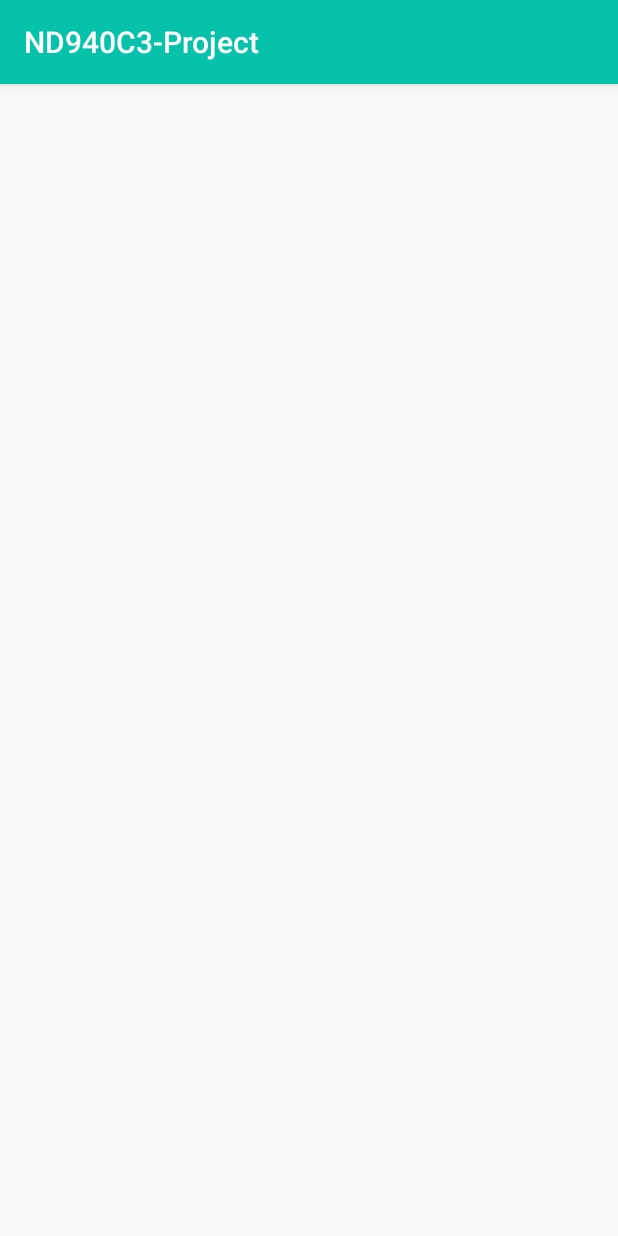
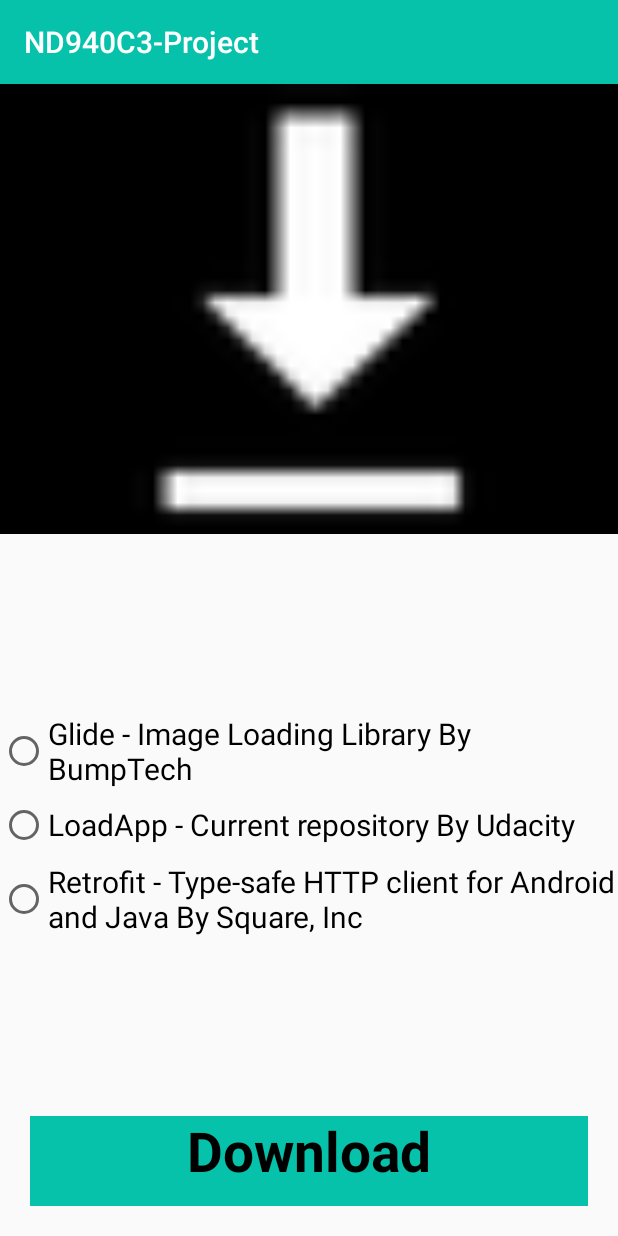
Before and after one commit to k0T0z/load-app, an Android app: the screen it shows after launch (MainActivity), after a tap on an icon or button, on a phone screen of 412 x 824 dp. Run offline under Robolectric (Android 15) with nearby library versions, the phone set to English and light mode, and no system bars.

Commit message:
step 5 is done

```diff
--- a/app/src/main/java/com/udacity/LoadingButton.kt
+++ b/app/src/main/java/com/udacity/LoadingButton.kt
@@ -1,10 +1,13 @@
 package com.udacity
 
+import android.animation.Animator
+import android.animation.AnimatorListenerAdapter
 import android.animation.ValueAnimator
 import android.content.Context
-import android.graphics.Canvas
+import android.graphics.*
 import android.util.AttributeSet
 import android.view.View
+import android.view.animation.DecelerateInterpolator
 import kotlin.properties.Delegates
 
 class LoadingButton @JvmOverloads constructor(
@@ -13,21 +16,98 @@ class LoadingButton @JvmOverloads constructor(
     private var widthSize = 0
     private var heightSize = 0
 
-    private val valueAnimator = ValueAnimator()
+    private var buttonState: ButtonState by Delegates.observable<ButtonState>(ButtonState.Completed) { p, old, new -> }
 
-    private var buttonState: ButtonState by Delegates.observable<ButtonState>(ButtonState.Completed) { p, old, new ->
+    private var value = 0f
 
+    private var rectF = RectF(
+        0.0f,
+        0.0f,
+        0.0f,
+        0.0f
+    )
+
+    private fun RectF.computeLTRBLoadingState() {
+        left = widthSize * (8.0f / 10.0f)
+        top = heightSize * (1.0f / 10.0f)
+        right = left + 80.0f
+        bottom = top + 80.0f
     }
 
+    private fun RectF.loadingRect() {
+        left = 0.0f
+        top = 0.0f
+        right = value * widthSize.toFloat()
+        bottom = heightSize.toFloat()
+    }
+
+    private val paint = Paint(Paint.ANTI_ALIAS_FLAG).apply {
+        color = Color.BLACK
+        style = Paint.Style.FILL
+        textAlign = Paint.Align.CENTER
+        textSize = 55.0f
+        typeface = Typeface.create( "", Typeface.BOLD)
+    }
 
     init {
-
+        isClickable = true
     }
 
+    override fun performClick(): Boolean {
+        val valueAnimator = ValueAnimator.ofFloat(0f, 1f)
+        valueAnimator.addUpdateListener {
+            value = it.animatedValue as Float
+            invalidate()
+        }
+        valueAnimator.addListener(object : AnimatorListenerAdapter() {
+            override fun onAnimationStart(animation: Animator?) {
+                isEnabled = false
+                buttonState = ButtonState.Loading
+
+            }
+            override fun onAnimationEnd(animation: Animator?) {
+                isEnabled = true
+                buttonState = ButtonState.Completed
+                value = 0f
+            }
+        })
+
+        valueAnimator.interpolator = DecelerateInterpolator()
+        valueAnimator.duration = 1000
+        valueAnimator.start()
+        return super.performClick()
+    }
 
     override fun onDraw(canvas: Canvas?) {
         super.onDraw(canvas)
+        canvas?.drawColor(
+            context.getColor(R.color.colorPrimary)
+        )
+        paint.color = context.getColor(R.color.colorPrimaryDark)
+        rectF.loadingRect()
+        canvas?.drawRect(
+            rectF,
+            paint
+        )
+        paint.color = context.getColor(R.color.colorAccent)
+        rectF.computeLTRBLoadingState()
+        canvas?.drawArc(
+            rectF, 0f, -1.0f * value * 360f, true, paint
+        )
+        paint.color = Color.BLACK
+        drawText(canvas)
+    }
 
+    private fun drawText(canvas: Canvas?) {
+        canvas?.drawText(
+            when (buttonState){
+                ButtonState.Loading -> context.getString(R.string.button_loading)
+                else -> context.getString(R.string.button_initial)
+            },
+            (canvas.width / 2.0f ),
+            (canvas.height / 1.6f ),
+            paint
+        )
     }
 
     override fun onMeasure(widthMeasureSpec: Int, heightMeasureSpec: Int) {
--- a/app/src/main/java/com/udacity/MainActivity.kt
+++ b/app/src/main/java/com/udacity/MainActivity.kt
@@ -9,6 +9,11 @@ import android.content.Intent
 import android.content.IntentFilter
 import android.net.Uri
 import android.os.Bundle
+import android.util.Log
+import android.widget.Button
+import android.widget.RadioButton
+import android.widget.RadioGroup
+import android.widget.Toast
 import androidx.appcompat.app.AppCompatActivity
 import androidx.core.app.NotificationCompat
 import kotlinx.android.synthetic.main.activity_main.*
@@ -16,6 +21,9 @@ import kotlinx.android.synthetic.main.content_main.*
 
 
 class MainActivity : AppCompatActivity() {
+    var radioGroup: RadioGroup? = null
+    lateinit var radioButton: RadioButton
+    var selectedOption: Int = -1
 
     private var downloadID: Long = 0
 
@@ -31,7 +39,19 @@ class MainActivity : AppCompatActivity() {
         registerReceiver(receiver, IntentFilter(DownloadManager.ACTION_DOWNLOAD_COMPLETE))
 
         custom_button.setOnClickListener {
-            download()
+            radioGroup = findViewById(R.id.radio_list)
+            selectedOption = radioGroup!!.checkedRadioButtonId
+
+            when (selectedOption) {
+                -1 -> Toast.makeText(baseContext, R.string.error_state, Toast.LENGTH_SHORT).show()
+                else -> {
+                    radioButton = findViewById(selectedOption)
+                    try {
+                        download(selectedOption)
+                    }
+                    catch (e: Exception) {}
+                }
+            }
         }
     }
 
@@ -41,9 +61,16 @@ class MainActivity : AppCompatActivity() {
         }
     }
 
-    private fun download() {
+    private fun download(selectedOption: Int) {
         val request =
-            DownloadManager.Request(Uri.parse(URL))
+            DownloadManager.Request(
+                when (selectedOption) {
+                    // todo fix here
+                    0 -> Uri.parse(URL)
+                    1 -> Uri.parse(URL2)
+                    else -> Uri.parse(URL3)
+                }
+            )
                 .setTitle(getString(R.string.app_name))
                 .setDescription(getString(R.string.app_description))
                 .setRequiresCharging(false)
@@ -57,7 +84,11 @@ class MainActivity : AppCompatActivity() {
 
     companion object {
         private const val URL =
+            "https://github.com/bumptech/glide/archive/master.zip"
+        private const val URL2 =
             "https://github.com/udacity/nd940-c3-advanced-android-programming-project-starter/archive/master.zip"
+        private const val URL3 =
+            "https://github.com/square/retrofit/archive/master.zip"
         private const val CHANNEL_ID = "channelId"
     }
 
--- a/app/src/main/res/layout/content_main.xml
+++ b/app/src/main/res/layout/content_main.xml
@@ -9,14 +9,60 @@
     tools:context=".MainActivity"
     tools:showIn="@layout/activity_main">
 
+
+    <ImageView
+        android:id="@+id/imageView"
+        android:layout_width="match_parent"
+        android:layout_height="300sp"
+        android:background="@android:color/black"
+        app:layout_constraintEnd_toEndOf="parent"
+        app:layout_constraintStart_toStartOf="parent"
+        app:layout_constraintTop_toTopOf="parent"
+        app:srcCompat="@android:drawable/stat_sys_download"
+        android:contentDescription="@string/app_description" />
+
+    <RadioGroup
+        android:id="@+id/radio_list"
+        android:layout_width="match_parent"
+        android:layout_height="wrap_content"
+        app:layout_constraintBottom_toTopOf="@+id/custom_button"
+        app:layout_constraintEnd_toEndOf="parent"
+        app:layout_constraintStart_toStartOf="parent"
+        app:layout_constraintTop_toBottomOf="@+id/imageView">
+
+        <RadioButton
+            android:id="@+id/radioButton1"
+            android:layout_width="wrap_content"
+            android:layout_height="wrap_content"
+            android:minHeight="48dp"
+            android:text="@string/first_radio_button_title"
+            android:textSize="@dimen/default_text_size"/>
+
+        <RadioButton
+            android:id="@+id/radioButton2"
+            android:layout_width="match_parent"
+            android:layout_height="wrap_content"
+            android:minHeight="48dp"
+            android:text="@string/second_radio_button_title"
+            android:textSize="@dimen/default_text_size"/>
+
+        <RadioButton
+            android:id="@+id/radioButton3"
+            android:layout_width="match_parent"
+            android:layout_height="wrap_content"
+            android:minHeight="48dp"
+            android:text="@string/third_radio_button_title"
+            android:textSize="@dimen/default_text_size"/>
+    </RadioGroup>
+
+
     <com.udacity.LoadingButton
         android:id="@+id/custom_button"
         android:layout_width="0dp"
-        app:layout_constraintStart_toStartOf="parent"
-        app:layout_constraintEnd_toEndOf="parent"
         android:layout_height="60dp"
         android:layout_margin="20dp"
         app:layout_constraintBottom_toBottomOf="parent"
-        app:layout_constraintTop_toTopOf="parent" />
+        app:layout_constraintEnd_toEndOf="parent"
+        app:layout_constraintStart_toStartOf="parent" />
 
 </androidx.constraintlayout.widget.ConstraintLayout>
--- a/app/src/main/res/values/colors.xml
+++ b/app/src/main/res/values/colors.xml
@@ -1,7 +1,7 @@
 <?xml version="1.0" encoding="utf-8"?>
 <resources>
     <color name="colorPrimary">#07C2AA</color>
-    <color name="colorPrimaryDark">#004349</color>
+    <color name="colorPrimaryDark">#009EAC</color>
     <color name="colorAccent">#F9A825</color>
     <color name="white">#FFFFFF</color>
 </resources>
--- a/app/src/main/res/values/strings.xml
+++ b/app/src/main/res/values/strings.xml
@@ -10,5 +10,13 @@
 
     <string name="button_name">Click me</string>
     <string name="button_loading">We are loading </string>
+    <string name="button_initial">Download </string>
     <string name="title_activity_detail">DetailActivity</string>
+
+    <string name="first_radio_button_title">Glide - Image Loading Library By BumpTech</string>
+    <string name="second_radio_button_title">LoadApp - Current repository By Udacity</string>
+    <string name="third_radio_button_title">Retrofit - Type-safe HTTP client for Android and Java By Square, Inc</string>
+
+    <string name="error_state">Please select a file to download</string>
+
 </resources>
```
